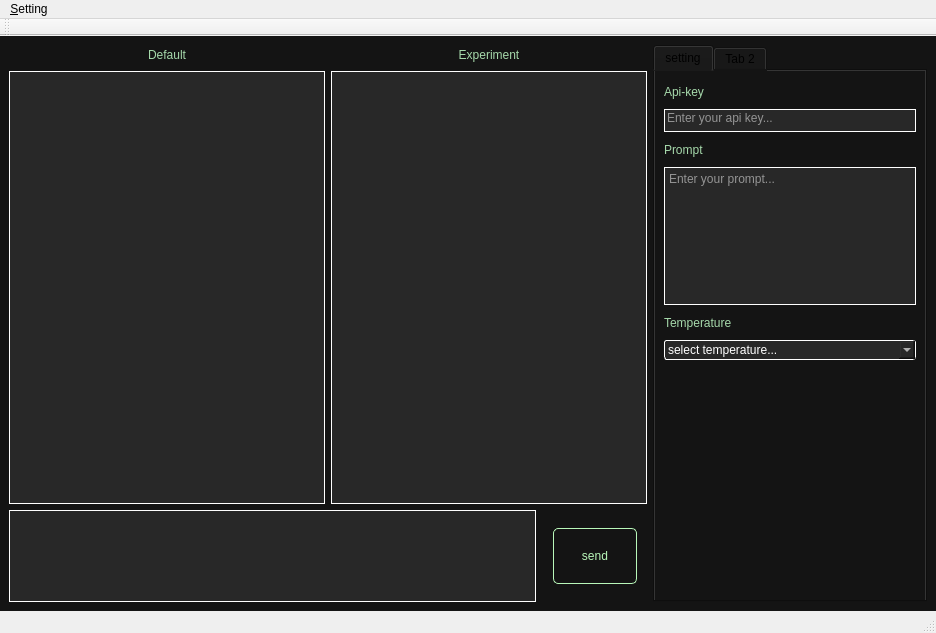
Before: the Qt Designer form projects/pj3(LLM_compared_v1.0.1)/ui/mainwindow.ui in EagerBeaverLee/Vision_AI_RnD_team, drawn with Qt 5.
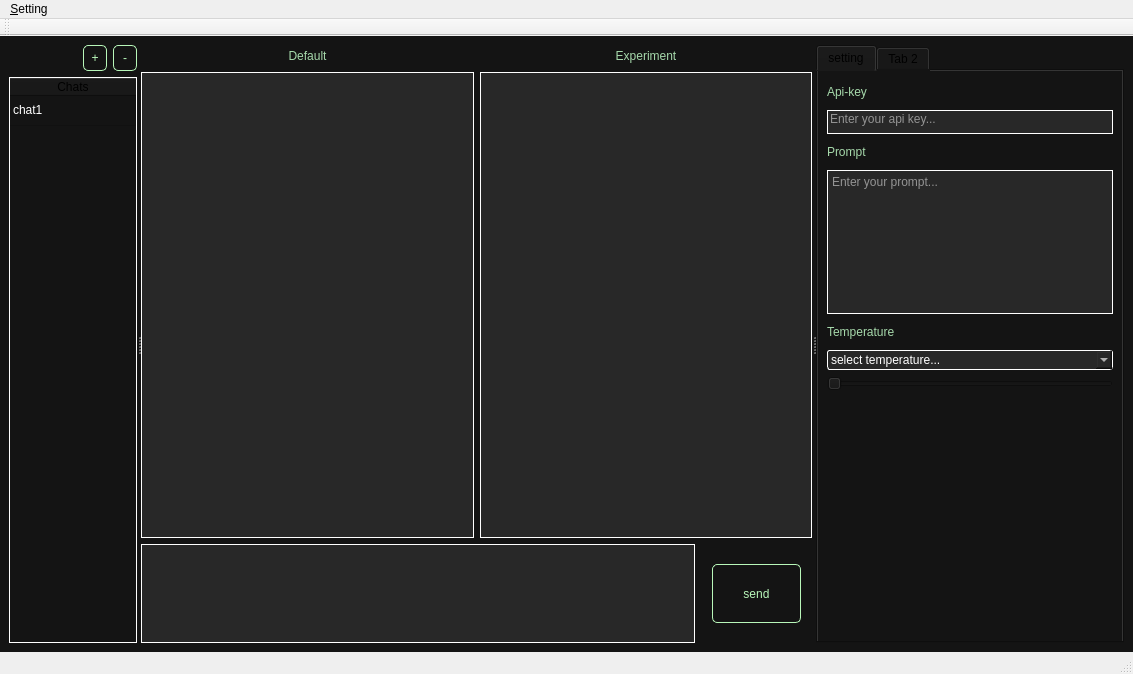
After: the same form once the commit is applied.

```diff
--- a/projects/pj3(LLM_compared_v1.0.1)/ui/mainwindow.ui
+++ b/projects/pj3(LLM_compared_v1.0.1)/ui/mainwindow.ui
@@ -6,8 +6,8 @@
    <rect>
     <x>0</x>
     <y>0</y>
-    <width>936</width>
-    <height>633</height>
+    <width>1133</width>
+    <height>674</height>
    </rect>
   </property>
   <property name="minimumSize">
@@ -25,11 +25,263 @@
     background-color: rgb(20, 20, 20); /* 원하는 색상으로 변경 */
 }</string>
    </property>
-   <layout class="QHBoxLayout" name="horizontalLayout_2" stretch="7,3">
+   <layout class="QHBoxLayout" name="horizontalLayout_3">
     <item>
+     <widget class="QSplitter" name="splitter">
+      <property name="orientation">
+       <enum>Qt::Horizontal</enum>
+      </property>
+      <widget class="QWidget" name="layoutWidget">
+       <layout class="QVBoxLayout" name="verticalLayout_3" stretch="1,22">
+        <item>
+         <layout class="QHBoxLayout" name="horizontalLayout_2" stretch="5,1,1">
+          <item>
+           <spacer name="horizontalSpacer_3">
+            <property name="orientation">
+             <enum>Qt::Horizontal</enum>
+            </property>
+            <property name="sizeHint" stdset="0">
+             <size>
+              <width>40</width>
+              <height>20</height>
+             </size>
+            </property>
+           </spacer>
+          </item>
+          <item>
+           <widget class="QPushButton" name="new_chat_btn">
+            <property name="sizePolicy">
+             <sizepolicy hsizetype="Minimum" vsizetype="Minimum">
+              <horstretch>0</horstretch>
+              <verstretch>0</verstretch>
+             </sizepolicy>
+            </property>
+            <property name="minimumSize">
+             <size>
+              <width>24</width>
+              <height>24</height>
+             </size>
+            </property>
+            <property name="styleSheet">
+             <string notr="true">QPushButton {
+	color: rgb(184, 247, 185);
+    border: 1px solid rgb(184, 247, 185); /* 원하는 RGB 색상으로 변경 */
+    border-radius: 5px;                  /* 모서리를 둥글게 (선택 사항) */
+}
+QPushButton:hover {
+	color: rgb(184, 247, 185);
+    background-color: rgb(50, 120, 50); /* 마우스 올렸을 때 더 진한 색 */
+    border: 1px solid rgb(184, 247, 185); /* 테두리도 함께 진하게 (선택 사항) */
+}
+
+QPushButton:pressed {
+	color: rgb(184, 247, 185);
+    background-color: rgb(100, 180, 100); /* 버튼 눌렀을 때 가장 진한 색 */
+    border: 1px solid rgb(184, 247, 185); /* 테두리도 함께 진하게 (선택 사항) */
+}</string>
+            </property>
+            <property name="text">
+             <string>+</string>
+            </property>
+           </widget>
+          </item>
+          <item>
+           <widget class="QPushButton" name="del_chat_btn">
+            <property name="sizePolicy">
+             <sizepolicy hsizetype="Minimum" vsizetype="Minimum">
+              <horstretch>0</horstretch>
+              <verstretch>0</verstretch>
+             </sizepolicy>
+            </property>
+            <property name="minimumSize">
+             <size>
+              <width>24</width>
+              <height>24</height>
+             </size>
+            </property>
+            <property name="styleSheet">
+             <string notr="true">QPushButton {
+	color: rgb(184, 247, 185);
+    border: 1px solid rgb(184, 247, 185); /* 원하는 RGB 색상으로 변경 */
+    border-radius: 5px;                  /* 모서리를 둥글게 (선택 사항) */
+}
+QPushButton:hover {
+	color: rgb(184, 247, 185);
+    background-color: rgb(50, 120, 50); /* 마우스 올렸을 때 더 진한 색 */
+    border: 1px solid rgb(184, 247, 185); /* 테두리도 함께 진하게 (선택 사항) */
+}
+
+QPushButton:pressed {
+	color: rgb(184, 247, 185);
+    background-color: rgb(100, 180, 100); /* 버튼 눌렀을 때 가장 진한 색 */
+    border: 1px solid rgb(184, 247, 185); /* 테두리도 함께 진하게 (선택 사항) */
+}</string>
+            </property>
+            <property name="text">
+             <string>-</string>
+            </property>
+           </widget>
+          </item>
+         </layout>
+        </item>
+        <item>
+         <widget class="QTableWidget" name="chat_room_table">
+          <property name="minimumSize">
+           <size>
+            <width>0</width>
+            <height>0</height>
+           </size>
+          </property>
+          <property name="contextMenuPolicy">
+           <enum>Qt::DefaultContextMenu</enum>
+          </property>
+          <property name="layoutDirection">
+           <enum>Qt::LeftToRight</enum>
+          </property>
+          <property name="styleSheet">
+           <string notr="true">QTableWidget{
+	color: white;
+	border: 1px solid rgb(255,255,255);
+}
+QTableWidget:select{
+    color: white; /* 항목 텍스트 색상을 흰색으로 설정 */
+    selection-background-color: #558855; /* 항목 선택 시 배경색 */
+    selection-color: white; /* 선택된 항목의 글씨색 (흰색으로 유지) */
+    border: 1px solid white; /* 드롭다운 목록 테두리 (선택 사항) */
+}
+QTableWidget:focus {
+    border: 1px solid rgb(184, 247, 185);
+    outline: none;           /* 기본 포커스 아웃라인 제거 */
+}</string>
+          </property>
+          <property name="frameShape">
+           <enum>QFrame::StyledPanel</enum>
+          </property>
+          <property name="midLineWidth">
+           <number>0</number>
+          </property>
+          <property name="sizeAdjustPolicy">
+           <enum>QAbstractScrollArea::AdjustToContentsOnFirstShow</enum>
+          </property>
+          <property name="selectionMode">
+           <enum>QAbstractItemView::SingleSelection</enum>
+          </property>
+          <property name="selectionBehavior">
+           <enum>QAbstractItemView::SelectRows</enum>
+          </property>
+          <attribute name="horizontalHeaderVisible">
+           <bool>true</bool>
+          </attribute>
+          <attribute name="horizontalHeaderCascadingSectionResizes">
+           <bool>false</bool>
+          </attribute>
+          <attribute name="horizontalHeaderDefaultSectionSize">
+           <number>100</number>
+          </attribute>
+          <attribute name="horizontalHeaderHighlightSections">
+           <bool>true</bool>
+          </attribute>
+          <attribute name="horizontalHeaderShowSortIndicator" stdset="0">
+           <bool>false</bool>
+          </attribute>
+          <attribute name="horizontalHeaderStretchLastSection">
+           <bool>true</bool>
+          </attribute>
+          <attribute name="verticalHeaderVisible">
+           <bool>false</bool>
+          </attribute>
+          <attribute name="verticalHeaderCascadingSectionResizes">
+           <bool>false</bool>
+          </attribute>
+          <attribute name="verticalHeaderDefaultSectionSize">
+           <number>30</number>
+          </attribute>
+          <row>
+           <property name="text">
+            <string>1</string>
+           </property>
+          </row>
+          <column>
+           <property name="text">
+            <string>Chats</string>
+           </property>
+           <property name="textAlignment">
+            <set>AlignCenter</set>
+           </property>
+          </column>
+          <item row="0" column="0">
+           <property name="text">
+            <string>chat1</string>
+           </property>
+          </item>
+         </widget>
+        </item>
+       </layout>
+      </widget>
+      <widget class="QWidget" name="layoutWidget">
      <layout class="QVBoxLayout" name="verticalLayout" stretch="5,1">
       <item>
        <layout class="QGridLayout" name="gridLayout" rowstretch="1,22" columnstretch="1,1">
+          <item row="1" column="0">
+           <widget class="QTextEdit" name="non_history_txt">
+            <property name="minimumSize">
+             <size>
+              <width>300</width>
+              <height>0</height>
+             </size>
+            </property>
+            <property name="styleSheet">
+             <string notr="true">QTextEdit {
+	color: white;
+    background-color: rgb(40, 40, 40); /* 원하는 색상으로 변경 */
+	border: 1px solid rgb(255,255,255);
+}
+QTextEdit:focus {
+    border: 1px solid rgb(184, 247, 185);
+    outline: none;           /* 기본 포커스 아웃라인 제거 */
+}</string>
+            </property>
+            <property name="inputMethodHints">
+             <set>Qt::ImhMultiLine</set>
+            </property>
+            <property name="readOnly">
+             <bool>true</bool>
+            </property>
+           </widget>
+          </item>
+          <item row="1" column="1">
+           <widget class="QTextEdit" name="history_txt">
+            <property name="sizePolicy">
+             <sizepolicy hsizetype="Expanding" vsizetype="Expanding">
+              <horstretch>0</horstretch>
+              <verstretch>0</verstretch>
+             </sizepolicy>
+            </property>
+            <property name="minimumSize">
+             <size>
+              <width>300</width>
+              <height>0</height>
+             </size>
+            </property>
+            <property name="styleSheet">
+             <string notr="true">QTextEdit {
+	color: white;
+    background-color: rgb(40, 40, 40); /* 원하는 색상으로 변경 */
+	border: 1px solid rgb(255,255,255);
+}
+QTextEdit:focus {
+    border: 1px solid rgb(184, 247, 185);
+    outline: none;           /* 기본 포커스 아웃라인 제거 */
+}</string>
+            </property>
+            <property name="inputMethodHints">
+             <set>Qt::ImhMultiLine</set>
+            </property>
+            <property name="readOnly">
+             <bool>true</bool>
+            </property>
+           </widget>
+          </item>
         <item row="0" column="0">
          <widget class="QLabel" name="label">
           <property name="styleSheet">
@@ -135,19 +387,6 @@
         </item>
         <item>
          <layout class="QGridLayout" name="gridLayout_2" rowstretch="1,3,1" columnstretch="1,8,1">
-          <item row="0" column="1">
-           <spacer name="verticalSpacer">
-            <property name="orientation">
-             <enum>Qt::Vertical</enum>
-            </property>
-            <property name="sizeHint" stdset="0">
-             <size>
-              <width>20</width>
-              <height>18</height>
-             </size>
-            </property>
-           </spacer>
-          </item>
           <item row="1" column="0">
            <spacer name="horizontalSpacer">
             <property name="orientation">
@@ -155,8 +394,34 @@
             </property>
             <property name="sizeHint" stdset="0">
              <size>
-              <width>18</width>
-              <height>20</height>
+                <width>13</width>
+                <height>32</height>
+               </size>
+              </property>
+             </spacer>
+            </item>
+            <item row="2" column="1">
+             <spacer name="verticalSpacer_2">
+              <property name="orientation">
+               <enum>Qt::Vertical</enum>
+              </property>
+              <property name="sizeHint" stdset="0">
+               <size>
+                <width>65</width>
+                <height>13</height>
+               </size>
+              </property>
+             </spacer>
+            </item>
+            <item row="1" column="2">
+             <spacer name="horizontalSpacer_2">
+              <property name="orientation">
+               <enum>Qt::Horizontal</enum>
+              </property>
+              <property name="sizeHint" stdset="0">
+               <size>
+                <width>13</width>
+                <height>32</height>
              </size>
             </property>
            </spacer>
@@ -198,28 +463,15 @@
             </property>
            </widget>
           </item>
-          <item row="1" column="2">
-           <spacer name="horizontalSpacer_2">
-            <property name="orientation">
-             <enum>Qt::Horizontal</enum>
-            </property>
-            <property name="sizeHint" stdset="0">
-             <size>
-              <width>40</width>
-              <height>20</height>
-             </size>
-            </property>
-           </spacer>
-          </item>
-          <item row="2" column="1">
-           <spacer name="verticalSpacer_2">
+            <item row="0" column="1">
+             <spacer name="verticalSpacer">
             <property name="orientation">
              <enum>Qt::Vertical</enum>
             </property>
             <property name="sizeHint" stdset="0">
              <size>
-              <width>20</width>
-              <height>18</height>
+                <width>65</width>
+                <height>13</height>
              </size>
             </property>
            </spacer>
@@ -229,9 +481,14 @@
        </layout>
       </item>
      </layout>
-    </item>
-    <item>
+      </widget>
      <widget class="QTabWidget" name="tabWidget">
+       <property name="minimumSize">
+        <size>
+         <width>200</width>
+         <height>0</height>
+        </size>
+       </property>
       <property name="currentIndex">
        <number>0</number>
       </property>
@@ -239,7 +496,7 @@
        <attribute name="title">
         <string>setting</string>
        </attribute>
-       <layout class="QVBoxLayout" name="verticalLayout_2" stretch="1,1,1,6,1,2,10">
+        <layout class="QVBoxLayout" name="verticalLayout_2" stretch="1,1,1,6,1,2,0,10">
         <item>
          <widget class="QLabel" name="label_3">
           <property name="styleSheet">
@@ -403,6 +660,13 @@
           </item>
          </widget>
         </item>
+         <item>
+          <widget class="QSlider" name="temp_slider">
+           <property name="orientation">
+            <enum>Qt::Horizontal</enum>
+           </property>
+          </widget>
+         </item>
         <item>
          <spacer name="verticalSpacer_3">
           <property name="orientation">
@@ -424,6 +688,7 @@
        </attribute>
       </widget>
      </widget>
+     </widget>
     </item>
    </layout>
   </widget>
@@ -432,7 +697,7 @@
     <rect>
      <x>0</x>
      <y>0</y>
-     <width>936</width>
+     <width>1133</width>
      <height>21</height>
     </rect>
    </property>
```
Left out of the diff: 42 changed lines with no effect on the pictures. Lines whose indentation alone changed are shown as unchanged.
